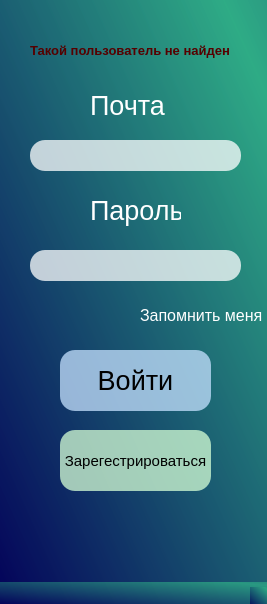
Before: the Qt Designer form designs/login.ui in k111liza/HOAP-project, drawn with Qt 5.
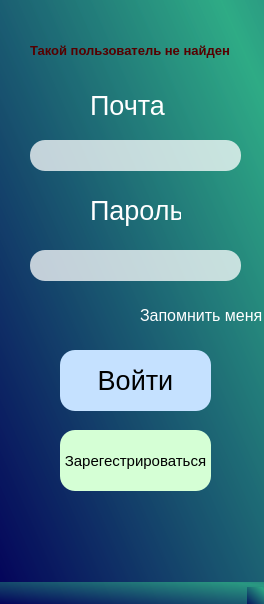
After: the same form once the commit is applied. Icons and pictures are not drawn.

The edit to the form file:
```diff
--- a/designs/login.ui
+++ b/designs/login.ui
@@ -6,7 +6,7 @@
    <rect>
     <x>0</x>
     <y>0</y>
-    <width>267</width>
+    <width>264</width>
     <height>604</height>
    </rect>
   </property>
@@ -127,7 +127,7 @@
      </font>
     </property>
     <property name="styleSheet">
-     <string notr="true">background-color:rgb(197, 225, 255, 190);
+     <string notr="true">background-color:rgb(197, 225, 255);
 border-radius: 15px;</string>
     </property>
     <property name="text">
@@ -177,7 +177,7 @@
      </font>
     </property>
     <property name="styleSheet">
-     <string notr="true">background-color: rgb(213, 255, 213, 190);
+     <string notr="true">background-color: rgb(213, 255, 213);
 border-radius: 15px;</string>
     </property>
     <property name="text">
```
Left out of the diff: 2 changed lines with no effect on the pictures.
